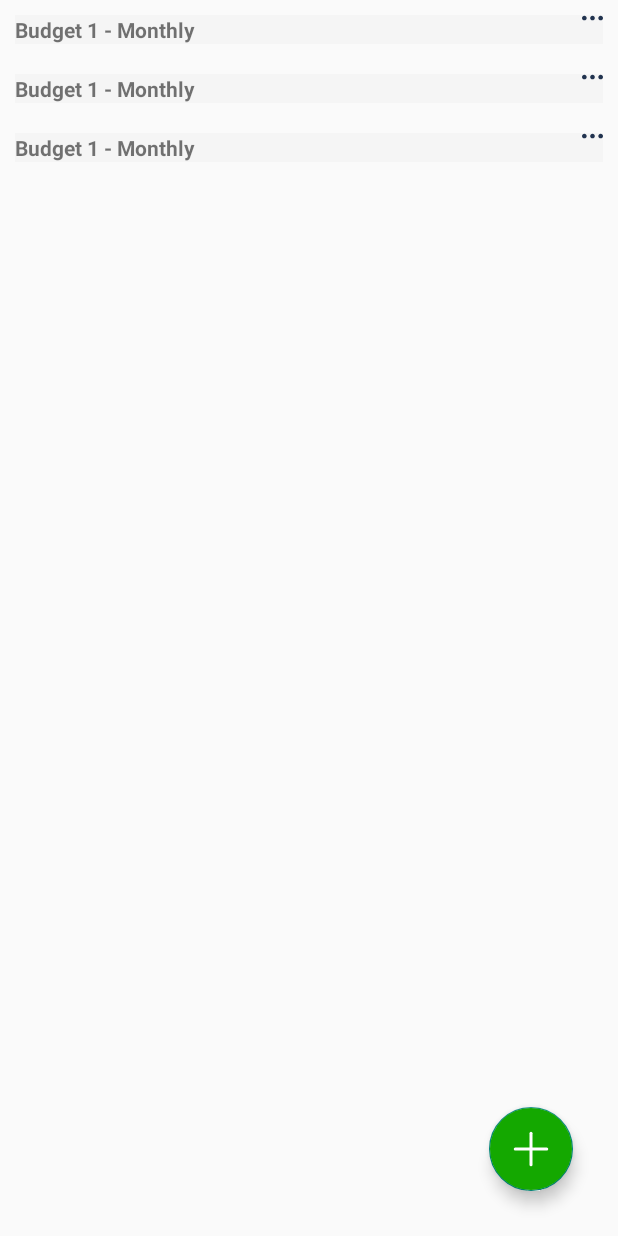
After one commit to decagonhq/decapay-mobile, an Android app: the layout fragment_budget_list.xml on its own in the app's theme, with its tools: preview values and no code run, on a phone screen of 412 x 824 dp. The commit adds this screen. Run offline under Robolectric (Android 15) with nearby library versions, the phone set to English and light mode, and no system bars.

Commit message:
Budget List UI 50% Complete

```diff
--- /dev/null
+++ b/app/src/main/java/com/decagonhq/decapay/feature/listbudget/presentation/BudgetListFragment.kt
@@ -0,0 +1,33 @@
+package com.decagonhq.decapay.feature.listbudget.presentation
+
+import android.os.Bundle
+import androidx.fragment.app.Fragment
+import android.view.LayoutInflater
+import android.view.View
+import android.view.ViewGroup
+import com.decagonhq.decapay.databinding.FragmentBudgetListBinding
+
+
+class BudgetListFragment : Fragment() {
+
+    private var _binding: FragmentBudgetListBinding? = null
+    val binding get() = _binding!!
+
+    override fun onCreateView(
+        inflater: LayoutInflater, container: ViewGroup?,
+        savedInstanceState: Bundle?
+    ): View {
+        _binding = FragmentBudgetListBinding.inflate(inflater, container, false)
+        return binding.root
+    }
+
+    override fun onViewCreated(view: View, savedInstanceState: Bundle?) {
+        super.onViewCreated(view, savedInstanceState)
+
+        binding.budgetListFragmentCreateBudgetFab.setOnClickListener {
+
+        }
+    }
+
+
+}
--- a/app/src/main/java/com/decagonhq/decapay/feature/login/presentation/LoginFragment.kt
+++ b/app/src/main/java/com/decagonhq/decapay/feature/login/presentation/LoginFragment.kt
@@ -52,7 +52,7 @@ class LoginFragment : Fragment() {
         inflater: LayoutInflater,
         container: ViewGroup?,
         savedInstanceState: Bundle?
-    ): View? {
+    ): View {
         // Inflate the layout for this fragment
         _binding = FragmentLoginBinding.inflate(inflater, container, false)
         val view = binding.root
@@ -162,7 +162,7 @@ class LoginFragment : Fragment() {
         }
     }
 
-    fun initObserver() {
+    private fun initObserver() {
         viewLifecycleOwner.lifecycleScope.launch {
             viewLifecycleOwner.repeatOnLifecycle(Lifecycle.State.STARTED) {
                 loginViewModel.loginResponse.collect {
@@ -178,7 +178,7 @@ class LoginFragment : Fragment() {
                             val token = it.data.data?.token
                             preference.putToken(token!!)
                             (activity as MainActivity).revealDrawer()
-                            findNavController().navigate(R.id.action_loginFragment_to_testFragment)
+                            findNavController().navigate(R.id.action_loginFragment_to_budgetListFragment)
 
                             // on successfuly loggedin, navigate to your list of budgets
                         }
--- /dev/null
+++ b/app/src/main/res/drawable/ic_elipsis.xml
@@ -0,0 +1,15 @@
+<vector xmlns:android="http://schemas.android.com/apk/res/android"
+    android:width="14dp"
+    android:height="4dp"
+    android:viewportWidth="14"
+    android:viewportHeight="4">
+  <path
+      android:pathData="M1.555,3.555C2.414,3.555 3.11,2.859 3.11,2C3.11,1.141 2.414,0.445 1.555,0.445C0.696,0.445 0,1.141 0,2C0,2.859 0.696,3.555 1.555,3.555Z"
+      android:fillColor="#21334F"/>
+  <path
+      android:pathData="M7,3.555C7.859,3.555 8.555,2.859 8.555,2C8.555,1.141 7.859,0.445 7,0.445C6.141,0.445 5.445,1.141 5.445,2C5.445,2.859 6.141,3.555 7,3.555Z"
+      android:fillColor="#21334F"/>
+  <path
+      android:pathData="M12.445,3.555C13.304,3.555 14,2.859 14,2C14,1.141 13.304,0.445 12.445,0.445C11.586,0.445 10.89,1.141 10.89,2C10.89,2.859 11.586,3.555 12.445,3.555Z"
+      android:fillColor="#21334F"/>
+</vector>
--- /dev/null
+++ b/app/src/main/res/drawable/ic_plus.xml
@@ -0,0 +1,20 @@
+<vector xmlns:android="http://schemas.android.com/apk/res/android"
+    android:width="24dp"
+    android:height="24dp"
+    android:viewportWidth="24"
+    android:viewportHeight="24">
+  <path
+      android:pathData="M12,1.5V22.5"
+      android:strokeLineJoin="round"
+      android:strokeWidth="2"
+      android:fillColor="#00000000"
+      android:strokeColor="#ffffff"
+      android:strokeLineCap="round"/>
+  <path
+      android:pathData="M1.5,12H22.5"
+      android:strokeLineJoin="round"
+      android:strokeWidth="2"
+      android:fillColor="#00000000"
+      android:strokeColor="#ffffff"
+      android:strokeLineCap="round"/>
+</vector>
--- /dev/null
+++ b/app/src/main/res/layout/budget_item.xml
@@ -0,0 +1,37 @@
+<?xml version="1.0" encoding="utf-8"?>
+<androidx.appcompat.widget.LinearLayoutCompat
+    xmlns:android="http://schemas.android.com/apk/res/android"
+    android:background="@color/budget_list_grey"
+    android:layout_margin="10dp"
+    android:layout_width="match_parent"
+    android:layout_height="wrap_content">
+
+    <androidx.appcompat.widget.LinearLayoutCompat
+        android:layout_width="match_parent"
+        android:layout_height="wrap_content">
+
+
+        <TextView
+            android:layout_weight="1"
+            android:layout_width="wrap_content"
+            android:layout_height="wrap_content"
+            android:text="Budget 1 - Monthly"
+            android:textStyle="bold"
+            />
+
+        <ImageButton
+            android:layout_width="wrap_content"
+            android:layout_height="wrap_content"
+            android:background="@android:color/transparent"
+            android:src="@drawable/ic_elipsis"/>
+
+
+
+
+    </androidx.appcompat.widget.LinearLayoutCompat>
+
+
+
+
+
+</androidx.appcompat.widget.LinearLayoutCompat>
--- /dev/null
+++ b/app/src/main/res/layout/fragment_budget_list.xml
@@ -0,0 +1,31 @@
+<?xml version="1.0" encoding="utf-8"?>
+<androidx.constraintlayout.widget.ConstraintLayout xmlns:android="http://schemas.android.com/apk/res/android"
+    xmlns:app="http://schemas.android.com/apk/res-auto"
+    xmlns:tools="http://schemas.android.com/tools"
+    android:layout_width="match_parent"
+    android:layout_height="match_parent"
+    tools:context=".feature.listbudget.presentation.BudgetListFragment">
+
+
+    <androidx.recyclerview.widget.RecyclerView
+        android:id="@+id/budgetListFragment_budget_list_rv"
+        android:layout_width="match_parent"
+        android:layout_height="match_parent"
+        app:layout_constraintBottom_toBottomOf="parent"
+        app:layout_constraintEnd_toEndOf="parent"
+        app:layout_constraintStart_toStartOf="parent"
+        app:layout_constraintTop_toTopOf="parent"
+        tools:listitem="@layout/budget_item"/>
+
+    <com.google.android.material.floatingactionbutton.FloatingActionButton
+        android:id="@+id/budgetListFragment_create_budget_fab"
+        android:layout_width="wrap_content"
+        android:layout_height="wrap_content"
+        android:layout_marginEnd="30dp"
+        android:layout_marginBottom="30dp"
+        android:backgroundTint="@color/decapay_green"
+        android:src="@drawable/ic_plus"
+        app:layout_constraintBottom_toBottomOf="parent"
+        app:layout_constraintEnd_toEndOf="parent" />
+
+</androidx.constraintlayout.widget.ConstraintLayout>
--- a/app/src/main/res/navigation/authentication_nav_graph.xml
+++ b/app/src/main/res/navigation/authentication_nav_graph.xml
@@ -31,8 +31,8 @@
         android:name="com.decagonhq.decapay.feature.login.presentation.LoginFragment"
         android:label="LoginFragment" >
         <action
-            android:id="@+id/action_loginFragment_to_testFragment"
-            app:destination="@id/testFragment" />
+            android:id="@+id/action_loginFragment_to_budgetListFragment"
+            app:destination="@id/budgetListFragment" />
     </fragment>
     <fragment
         android:id="@+id/verifyPasswordResetCodeFragment2"
@@ -48,8 +48,8 @@
             app:destination="@id/createNewPasswordFragment" />
     </fragment>
     <fragment
-        android:id="@+id/testFragment"
-        android:name="com.decagonhq.decapay.feature.testfragment.TestFragment"
-        android:label="fragment_test"
-        tools:layout="@layout/fragment_test" />
+        android:id="@+id/budgetListFragment"
+        android:name="com.decagonhq.decapay.feature.listbudget.presentation.BudgetListFragment"
+        android:label="fragment_budget_list"
+        tools:layout="@layout/fragment_budget_list" />
 </navigation>
--- a/app/src/main/res/values/colors.xml
+++ b/app/src/main/res/values/colors.xml
@@ -10,4 +10,5 @@
     <color name="decapay_green">#14A800</color>
     <color name="decapay_cyan">#009CF4</color>
     <color name="label_color">#C4C4C4</color>
+    <color name="budget_list_grey">#F5F5F5</color>
 </resources>
```
